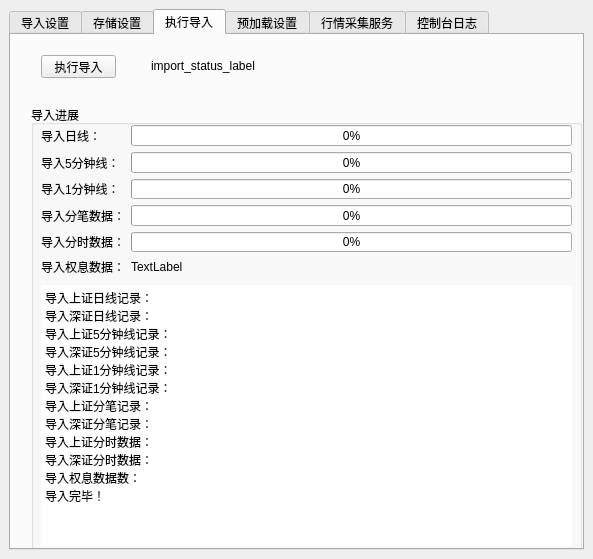
This is hikyuu/gui/data/MainWindow.ui in fasiondog/hikyuu as Qt 5 draws it before an edit. The edited form follows.
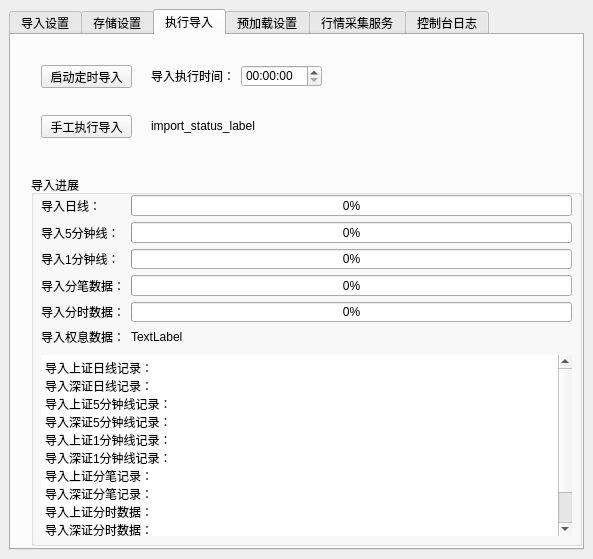
This is the edited form.

Commit message: 定时导入(continue)

Diff of the .ui file:
```diff
--- a/hikyuu/gui/data/MainWindow.ui
+++ b/hikyuu/gui/data/MainWindow.ui
@@ -559,22 +559,22 @@
         <property name="geometry">
          <rect>
           <x>30</x>
-          <y>20</y>
-          <width>75</width>
+          <y>80</y>
+          <width>91</width>
           <height>23</height>
          </rect>
         </property>
         <property name="text">
-         <string>执行导入</string>
+         <string>手工执行导入</string>
         </property>
        </widget>
        <widget class="QGroupBox" name="groupBox_5">
         <property name="geometry">
          <rect>
           <x>20</x>
-          <y>70</y>
+          <y>140</y>
           <width>551</width>
-          <height>451</height>
+          <height>371</height>
          </rect>
         </property>
         <property name="title">
@@ -682,7 +682,7 @@
            <x>10</x>
            <y>180</y>
            <width>531</width>
-           <height>261</height>
+           <height>181</height>
           </rect>
          </property>
          <property name="frameShape">
@@ -715,8 +715,8 @@
         <property name="geometry">
          <rect>
           <x>140</x>
-          <y>20</y>
-          <width>361</width>
+          <y>80</y>
+          <width>421</width>
           <height>21</height>
          </rect>
         </property>
@@ -724,6 +724,41 @@
          <string>import_status_label</string>
         </property>
        </widget>
+       <widget class="QPushButton" name="sched_import_pushButton">
+        <property name="geometry">
+         <rect>
+          <x>30</x>
+          <y>30</y>
+          <width>91</width>
+          <height>23</height>
+         </rect>
+        </property>
+        <property name="text">
+         <string>启动定时导入</string>
+        </property>
+       </widget>
+       <widget class="QWidget" name="">
+        <property name="geometry">
+         <rect>
+          <x>140</x>
+          <y>30</y>
+          <width>171</width>
+          <height>22</height>
+         </rect>
+        </property>
+        <layout class="QHBoxLayout" name="horizontalLayout_14">
+         <item>
+          <widget class="QLabel" name="label_40">
+           <property name="text">
+            <string>导入执行时间：</string>
+           </property>
+          </widget>
+         </item>
+         <item>
+          <widget class="QTimeEdit" name="sched_import_timeEdit"/>
+         </item>
+        </layout>
+       </widget>
       </widget>
       <widget class="QWidget" name="tab_6">
        <attribute name="title">
```
Left out of the diff: 2 changed lines with no effect on the pictures. The commit also changes 3 other files.
